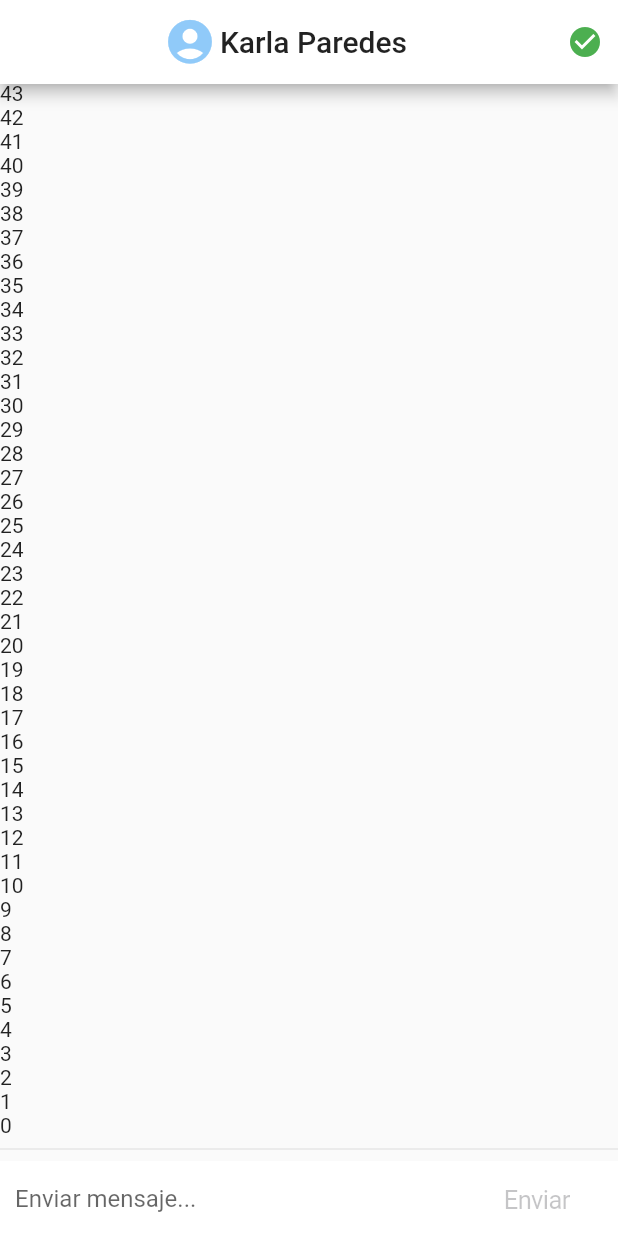
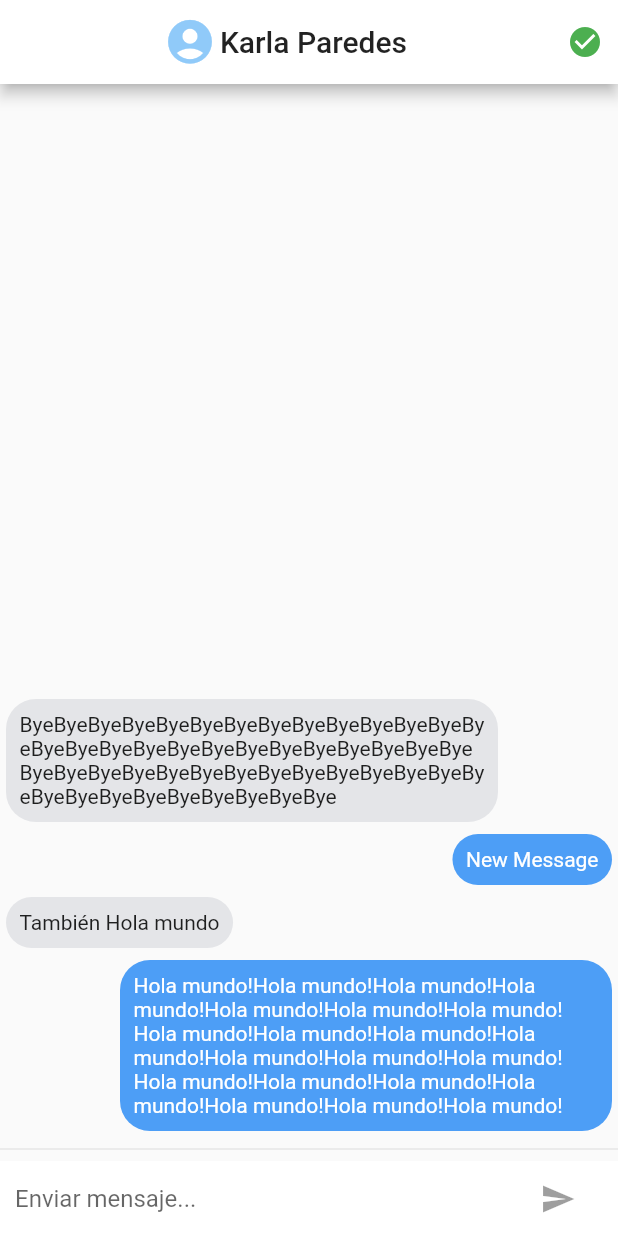
Before and after one commit to OscarPallazhco/CursoFlutterAvanzado, a Flutter app: the screen it shows after launch, on a phone screen of 412 x 824 dp. Run offline on Flutter 3.47's test engine with Material 2 defaults, Android fonts, the phone set to English and light mode, and no system bars; our stand-ins replace pie_chart, pull_to_refresh, socket_io_client.

Commit message:
bostrar burbujas de mensajes

```diff
--- a/02_chat_app/lib/pages/chat_page.dart
+++ b/02_chat_app/lib/pages/chat_page.dart
@@ -2,6 +2,8 @@ import 'dart:io';
 
 import 'package:flutter/cupertino.dart';
 import 'package:flutter/material.dart';
+
+import 'package:chat_app/widgets/chat_message.dart';
 
 class ChatPage extends StatefulWidget {
   @override
@@ -12,6 +14,12 @@ class _ChatPageState extends State<ChatPage> {
   TextEditingController _chatBoxCtrler = new TextEditingController();
   FocusNode _focusNode = new FocusNode();
   bool _isWriting = false;
+  List<ChatMessage> _messages = [
+    ChatMessage(message: 'Hola mundo!Hola mundo!Hola mundo!Hola mundo!Hola mundo!Hola mundo!Hola mundo!Hola mundo!Hola mundo!Hola mundo!Hola mundo!Hola mundo!Hola mundo!Hola mundo!Hola mundo!Hola mundo!Hola mundo!Hola mundo!Hola mundo!Hola mundo!Hola mundo!', uid: '1234'),
+    ChatMessage(message: 'También Hola mundo', uid: '45'),
+    ChatMessage(message: 'New Message', uid: '1234'),
+    ChatMessage(message: 'ByeByeByeByeByeByeByeByeByeByeByeByeByeByeByeByeByeByeByeByeByeByeByeByeByeByeByeByeByeByeByeByeByeByeByeByeByeByeByeByeByeByeByeByeByeByeByeByeByeBye', uid: '12345'),
+  ];
 
   @override
   Widget build(BuildContext context) {
@@ -52,8 +60,9 @@ class _ChatPageState extends State<ChatPage> {
             Flexible(
               child: ListView.builder(
                 physics: BouncingScrollPhysics(),
+                itemCount: this._messages.length,
                 itemBuilder: (BuildContext context, int index) {
-                  return Text('$index');
+                  return this._messages[index];
                 },
                 reverse: true,
               ),
@@ -97,7 +106,7 @@ class _ChatPageState extends State<ChatPage> {
           )),
           Container(
             margin: EdgeInsets.symmetric(horizontal: 4),
-            child: !Platform.isAndroid
+            child: Platform.isAndroid
                 ? Container(
                     margin: EdgeInsets.symmetric(horizontal: 4),
                     child: IconTheme(
@@ -126,7 +135,7 @@ class _ChatPageState extends State<ChatPage> {
   }
 
   void _handleSubmit(String texto) {
-    print(texto);
+    this._messages.insert(0, ChatMessage(message: texto, uid: '1234'));
     _chatBoxCtrler.clear();
     _focusNode.requestFocus();
     setState(() {
--- /dev/null
+++ b/02_chat_app/lib/widgets/chat_message.dart
@@ -0,0 +1,51 @@
+import 'package:flutter/material.dart';
+
+class ChatMessage extends StatelessWidget {
+  final String message, uid, myUid;
+
+  const ChatMessage(
+      {Key key,
+      @required this.message,
+      @required this.uid,
+      this.myUid = '1234'})
+      : super(key: key);
+
+  @override
+  Widget build(BuildContext context) {
+    return Container(
+      child: this.uid == this.myUid
+          ? _displayMineMessage()
+          : _displayOtherMessage(),
+    );
+  }
+
+  Widget _displayOtherMessage() {
+    return Align(
+      alignment: Alignment.centerLeft,
+      child: Container(
+        padding: EdgeInsets.all(9),
+        margin: EdgeInsets.only(top: 4, bottom: 4, left: 4, right: 80),
+        child: Text(this.message, style: TextStyle(color: Colors.black87),),
+        decoration: BoxDecoration(
+          color: Color(0xffE4E5E8),
+          borderRadius: BorderRadius.circular(20),
+        ),
+      ),
+    );
+  }
+
+  Widget _displayMineMessage() {
+    return Align(
+      alignment: Alignment.centerRight,
+      child: Container(
+        padding: EdgeInsets.all(9),
+        margin: EdgeInsets.only(top: 4, bottom: 4, left: 80, right: 4),
+        child: Text(this.message, style: TextStyle(color: Colors.white),),
+        decoration: BoxDecoration(
+          color: Color(0xff4D9EF6),
+          borderRadius: BorderRadius.circular(20),
+        ),
+      ),
+    );
+  }
+}
```
